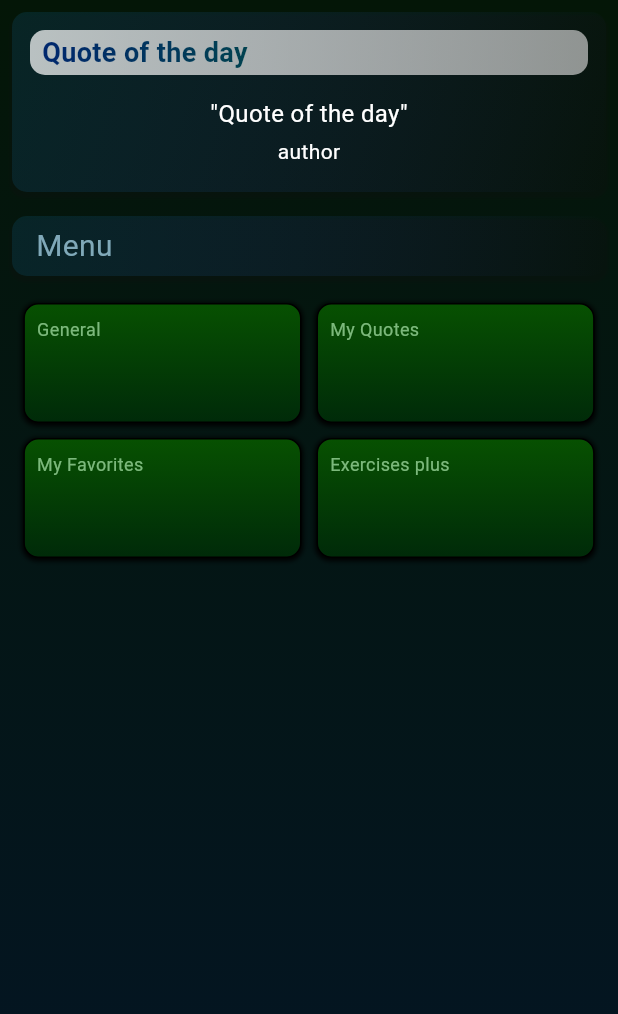
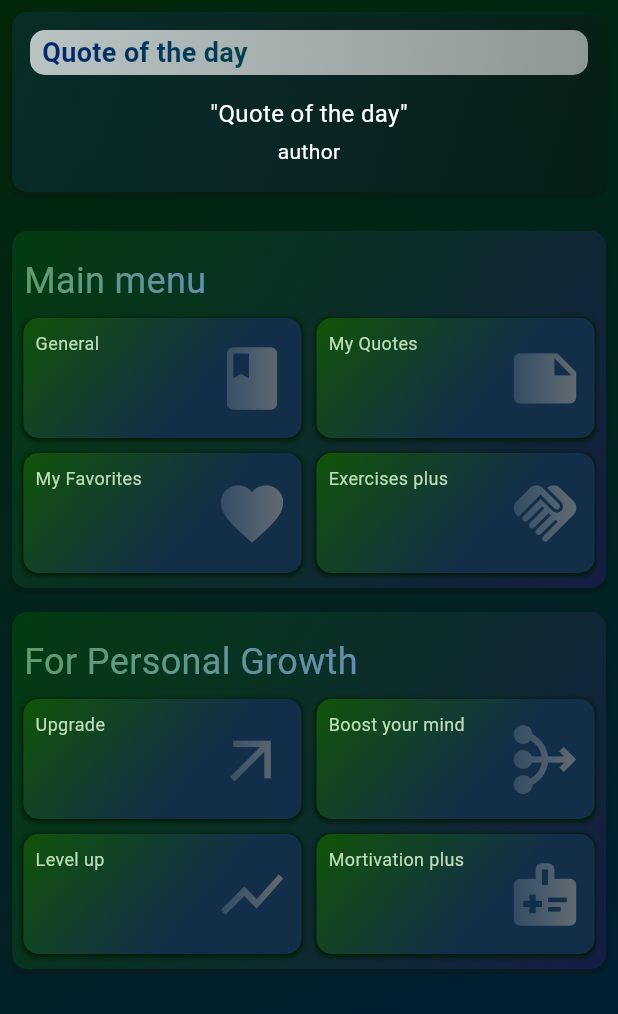
Before and after one commit to Thambara-20/MindLift, a Flutter app: the Content widget shown alone on an empty page, opened directly, on a phone screen of 412 x 824 dp. Shown: the top 1014 px of the screen. Run offline on Flutter 3.47's test engine with Material 3 defaults, Android fonts, the phone set to English and light mode, and no system bars; our stand-ins replace flutter_local_notifications, shared_preferences; missing offline and left inert: flutter_background_service; accounts and stored records are empty; network calls fail.

Commit message:
modified reusablity

```diff
--- a/mortivate/lib/screens/menu.dart
+++ b/mortivate/lib/screens/menu.dart
@@ -1,8 +1,7 @@
 import 'package:flutter/material.dart';
 import 'package:flutter/cupertino.dart';
-import 'package:mortivate/widgets/menu_box.dart';
+import 'package:mortivate/widgets/menu_box_wrapper.dart';
 import 'package:mortivate/widgets/special_quote.dart';
-import 'package:mortivate/widgets/title.dart';
 
 class Menu {
   static void show(BuildContext context) {
@@ -32,17 +31,17 @@ class Menu {
           width: MediaQuery.of(context).size.width,
           decoration: const BoxDecoration(
             gradient: LinearGradient(
-              begin: Alignment.topCenter,
-              end: Alignment.bottomCenter,
+              begin: Alignment.topLeft,
+              end: Alignment.bottomRight,
               colors: [
-                Color.fromARGB(255, 4, 22, 7),
-                Color.fromARGB(255, 4, 21, 38),
+                Color.fromARGB(255, 2, 39, 8),
+                Color.fromARGB(255, 0, 29, 57),
               ],
             ),
           ),
           child: const SingleChildScrollView(
             child: Column(
-              crossAxisAlignment: CrossAxisAlignment.start,
+              crossAxisAlignment: CrossAxisAlignment.center,
               children: [
                 Padding(
                   padding: EdgeInsets.all(8.0),
@@ -52,55 +51,31 @@ class Menu {
                     height: '50',
                   ),
                 ),
-                StyledTitle(title: 'Menu'),
                 SizedBox(
                   height: 10,
                 ),
-                SingleChildScrollView(
-                  child: Column(
-                    children: [
-                      Row(
-                          crossAxisAlignment: CrossAxisAlignment.center,
-                          mainAxisAlignment: MainAxisAlignment.center,
-                          children: [
-                            MenuBox(
-                              title: 'General',
-                              height: 80,
-                              width: 80,
-                            ),
-                            SizedBox(
-                              width: 10,
-                            ),
-                            MenuBox(
-                              title: 'My Quotes',
-                              height: 80,
-                              width: 80,
-                            ),
-                          ]),
-                      SizedBox(
-                        height: 10,
-                      ),
-                      Row(
-                          crossAxisAlignment: CrossAxisAlignment.center,
-                          mainAxisAlignment: MainAxisAlignment.center,
-                          children: [
-                            MenuBox(
-                              title: 'My Favorites',
-                              height: 80,
-                              width: 80,
-                            ),
-                            SizedBox(
-                              width: 10,
-                            ),
-                            MenuBox(
-                              height: 80,
-                              width: 80,
-                              title: 'Exercises plus',
-                            ),
-                          ]),
-                    ],
-                  ),
-                )
+                MenuBoxWrapper(topic: 'Main menu', menuItems: [
+                  'General',
+                  'My Quotes',
+                  'My Favorites',
+                  'Exercises plus'
+                ], icons: [
+                  Icons.book,
+                  Icons.note,
+                  Icons.favorite,
+                  Icons.handshake
+                ]),
+                MenuBoxWrapper(topic: 'For Personal Growth', menuItems: [
+                  'Upgrade',
+                  'Boost your mind',
+                  'Level up',
+                  'Mortivation plus'
+                ], icons: [
+                  Icons.arrow_outward,
+                  Icons.mediation,
+                  Icons.show_chart_outlined,
+                  Icons.medical_information
+                ]),
               ],
             ),
           )),
--- a/mortivate/lib/widgets/menu_box.dart
+++ b/mortivate/lib/widgets/menu_box.dart
@@ -1,51 +1,37 @@
 import 'package:flutter/material.dart';
+import 'package:mortivate/widgets/gradient_text.dart';
 
 class MenuBox extends StatelessWidget {
   final double width;
   final double height;
   final BoxDecoration decoration;
   final String title;
+  final IconData icon;
 
   const MenuBox({
     Key? key,
     this.width = 25,
     this.height = 10,
+    required this.icon,
     required this.title,
     this.decoration = const BoxDecoration(
       gradient: LinearGradient(
-            begin: Alignment.topCenter,
+          begin: Alignment.topLeft,
           end: Alignment.bottomCenter,
           colors: [
-              Color.fromARGB(255, 7, 81, 1),
-              Color.fromARGB(255, 0, 42, 9),
+            Color.fromARGB(255, 17, 84, 8),
+            Color.fromARGB(232, 21, 48, 80),
           ]),
       borderRadius: BorderRadius.all(Radius.circular(10)),
       boxShadow: [
         BoxShadow(
-            color: Colors.black,
+          color: Color.fromARGB(255, 0, 26, 6),
           spreadRadius: 0.5,
           blurRadius: 2,
           offset: Offset(0, 1),
         )
       ],
-        border: Border(
-          top: BorderSide(
-            color: Color.fromARGB(255, 0, 0, 0),
-            width: 1,
     ),
-          left: BorderSide(
-            color: Color.fromARGB(255, 0, 0, 0),
-            width: 1,
-          ),
-          right: BorderSide(
-            color: Color.fromARGB(255, 0, 0, 0),
-            width: 1,
-          ),
-          bottom: BorderSide(
-            color: Color.fromARGB(255, 0, 0, 0),
-            width: 1,
-          ),
-        )),
   }) : super(key: key);
 
   @override
@@ -54,7 +40,10 @@ class MenuBox extends StatelessWidget {
         width: MediaQuery.of(context).size.width * 0.45,
         height: height,
         decoration: decoration,
-        child: Column(
+        child: Row(
+          mainAxisAlignment: MainAxisAlignment.spaceBetween,
+          children: [
+            Column(
               crossAxisAlignment: CrossAxisAlignment.start,
               children: [
                 Padding(
@@ -62,8 +51,22 @@ class MenuBox extends StatelessWidget {
                   child: Text(title,
                       textAlign: TextAlign.start,
                       style: const TextStyle(
-                      color: Color.fromARGB(234, 135, 195, 135), fontSize: 12)),
+                          color: Color.fromARGB(255, 189, 222, 184),
+                          fontSize: 12)),
                 )
+              ],
+            ),
+            Padding(
+                padding: const EdgeInsets.all(8.0),
+                child: GradientText(
+                    gradient: const LinearGradient(colors: [
+                      Color.fromARGB(70, 120, 139, 155),
+                      Color.fromARGB(211, 120, 121, 120)
+                    ]),
+                    type: Type.icon,
+                    icon: Icon(icon,
+                        color: const Color.fromARGB(255, 125, 155, 120),
+                        size: 50)))
           ],
         ));
   }
--- /dev/null
+++ b/mortivate/lib/widgets/menu_box_wrapper.dart
@@ -0,0 +1,110 @@
+import 'package:flutter/material.dart';
+import 'package:mortivate/widgets/gradient_text.dart';
+import 'package:mortivate/widgets/menu_box.dart';
+
+class MenuBoxWrapper extends StatelessWidget {
+  final String topic;
+  final List<String> menuItems;
+  final List<IconData> icons;
+  const MenuBoxWrapper(
+      {Key? key,
+      required this.topic,
+      required this.menuItems,
+      required this.icons})
+      : super(key: key);
+  @override
+  Widget build(BuildContext context) {
+    return SingleChildScrollView(
+      child: Container(
+        width: MediaQuery.of(context).size.width,
+        alignment: Alignment.centerLeft,
+        margin: const EdgeInsets.all(8.0),
+        decoration: BoxDecoration(
+          borderRadius: BorderRadius.circular(10),
+          gradient: const LinearGradient(
+            begin: Alignment.topLeft,
+            end: Alignment.bottomRight,
+            colors: [
+              Color.fromARGB(220, 2, 64, 16),
+              Color.fromARGB(255, 21, 29, 69),
+            ],
+          ),
+          boxShadow: [
+            BoxShadow(
+              color: const Color.fromARGB(255, 15, 15, 15).withOpacity(0.3),
+              spreadRadius: 1,
+              blurRadius: 1,
+              offset: const Offset(0, 3),
+            ),
+          ],
+        ),
+        child: Padding(
+          padding: const EdgeInsets.only(top: 8, bottom: 10),
+          child: Column(
+            crossAxisAlignment: CrossAxisAlignment.start,
+            children: [
+              Padding(
+                padding: const EdgeInsets.all(8.0),
+                child: GradientText(
+                  type: Type.text,
+                  text: topic,
+                  style: const TextStyle(
+                    fontSize: 24,
+                    color: Color.fromARGB(255, 207, 207, 207),
+                  ),
+                  gradient: const LinearGradient(colors: [
+                    Color.fromARGB(224, 110, 172, 121),
+                    Color.fromARGB(206, 118, 166, 211),
+                  ]),
+                ),
+              ),
+              Row(
+                  crossAxisAlignment: CrossAxisAlignment.center,
+                  mainAxisAlignment: MainAxisAlignment.center,
+                  children: [
+                    MenuBox(
+                      title: menuItems[0],
+                      height: 80,
+                      width: 80,
+                      icon: icons[0],
+                    ),
+                    const SizedBox(
+                      width: 10,
+                    ),
+                    MenuBox(
+                      title: menuItems[1],
+                      height: 80,
+                      width: 80,
+                      icon: icons[1],
+                    ),
+                  ]),
+              const SizedBox(
+                height: 10,
+              ),
+              Row(
+                  crossAxisAlignment: CrossAxisAlignment.center,
+                  mainAxisAlignment: MainAxisAlignment.center,
+                  children: [
+                    MenuBox(
+                      title: menuItems[2],
+                      height: 80,
+                      width: 80,
+                      icon: icons[2],
+                    ),
+                    const SizedBox(
+                      width: 10,
+                    ),
+                    MenuBox(
+                      height: 80,
+                      width: 80,
+                      title: menuItems[3],
+                      icon: icons[3],
+                    ),
+                  ]),
+            ],
+          ),
+        ),
+      ),
+    );
+  }
+}
```
Lines whose indentation alone changed are shown as unchanged.
